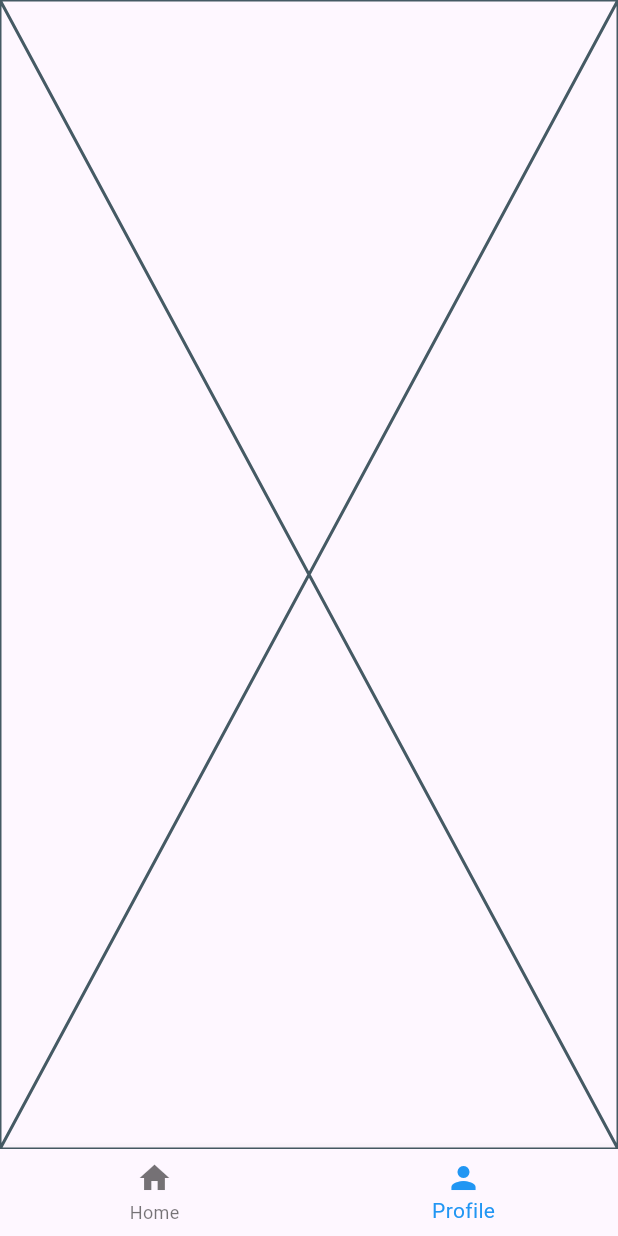
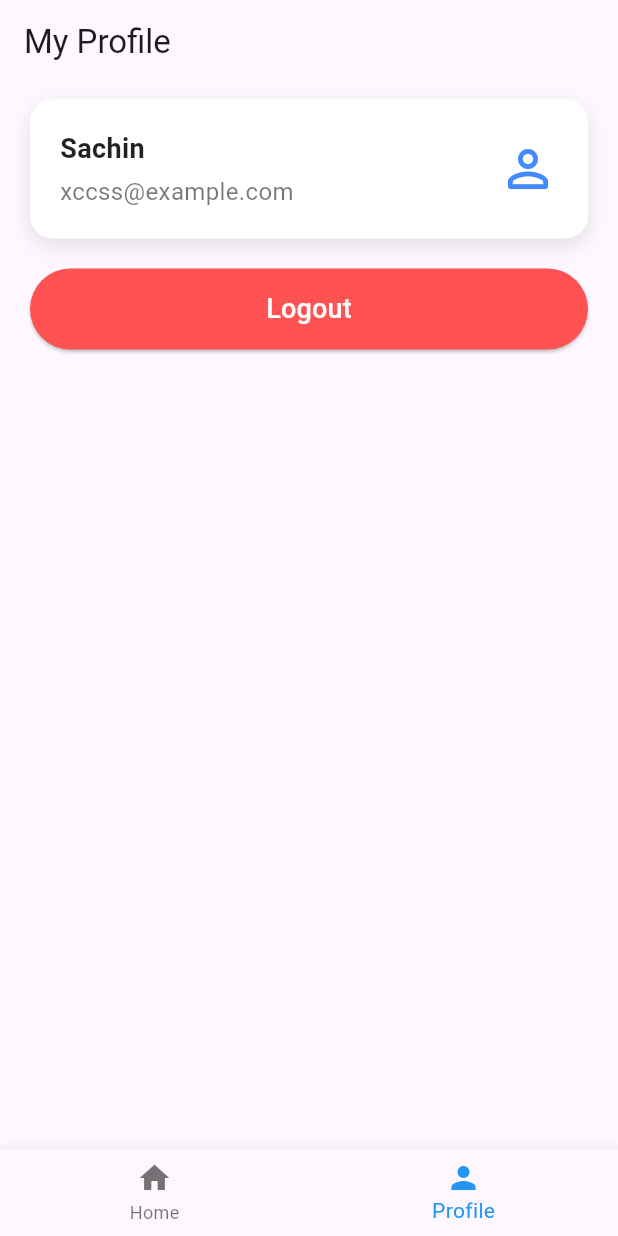
Before and after one commit to Sachin-Advait/sundial, a Flutter app: the screen it shows after launch, item 2 of the bottom bar chosen, on a phone screen of 412 x 824 dp. Run offline on Flutter 3.47's test engine with Material 3 defaults, Android fonts, the phone set to English and light mode, and no system bars; our stand-ins replace flutter_easyloading, flutter_screenutil, get_it, lottie.

Commit message:
Created Profile page.

```diff
--- a/lib/modules/profile/profile_view.dart
+++ b/lib/modules/profile/profile_view.dart
@@ -1,10 +1,104 @@
 import 'package:flutter/material.dart';
+import 'package:sundial/routes/routes.dart';
+import 'package:sundial/utils/global_keys.dart';
 
 class ProfileView extends StatelessWidget {
   const ProfileView({super.key});
 
+  void _logout() {
+    GlobalKeys.navigatorKey.currentState!.pushNamedAndRemoveUntil(
+      Routes.LOGIN,
+      (_) => false,
+    );
+  }
+
   @override
   Widget build(BuildContext context) {
-    return const Placeholder();
+    return Scaffold(
+      appBar: AppBar(
+        title: Text('My Profile'),
+        automaticallyImplyLeading: false,
+      ),
+      body: Center(
+        child: Padding(
+          padding: const EdgeInsets.symmetric(horizontal: 20, vertical: 10),
+          child: Column(
+            children: [
+              // Profile Card
+              Container(
+                padding: const EdgeInsets.all(20),
+                decoration: BoxDecoration(
+                  color: Colors.white,
+                  borderRadius: BorderRadius.circular(15),
+                  boxShadow: [
+                    BoxShadow(
+                      // ignore: deprecated_member_use
+                      color: Colors.black.withOpacity(0.1),
+                      blurRadius: 10,
+                      offset: const Offset(0, 5),
+                    ),
+                  ],
+                ),
+                child: Row(
+                  mainAxisAlignment: MainAxisAlignment.spaceBetween,
+                  children: [
+                    // Name & Email
+                    Column(
+                      crossAxisAlignment: CrossAxisAlignment.start,
+                      children: [
+                        Text(
+                          "Sachin", // Replace with dynamic name
+                          style: const TextStyle(
+                            fontSize: 18,
+                            fontWeight: FontWeight.bold,
+                            color: Colors.black87,
+                          ),
+                        ),
+                        const SizedBox(height: 4),
+                        Text(
+                          "xccss@example.com", // Replace with dynamic email
+                          style: const TextStyle(
+                            fontSize: 16,
+                            color: Colors.black54,
+                          ),
+                        ),
+                      ],
+                    ),
+
+                    // Profile Icon
+                    const Icon(
+                      Icons.person_outline_rounded,
+                      size: 40,
+                      color: Colors.blueAccent,
+                    ),
+                  ],
+                ),
+              ),
+
+              const SizedBox(height: 20),
+
+              // Logout Button
+              SizedBox(
+                width: double.infinity,
+                child: ElevatedButton(
+                  onPressed: _logout,
+                  style: ElevatedButton.styleFrom(
+                    backgroundColor: Colors.redAccent,
+                    padding: const EdgeInsets.symmetric(vertical: 14),
+                    shape: RoundedRectangleBorder(
+                      borderRadius: BorderRadius.circular(30),
+                    ),
+                  ),
+                  child: const Text(
+                    "Logout",
+                    style: TextStyle(fontSize: 18, color: Colors.white),
+                  ),
+                ),
+              ),
+            ],
+          ),
+        ),
+      ),
+    );
   }
 }
```
